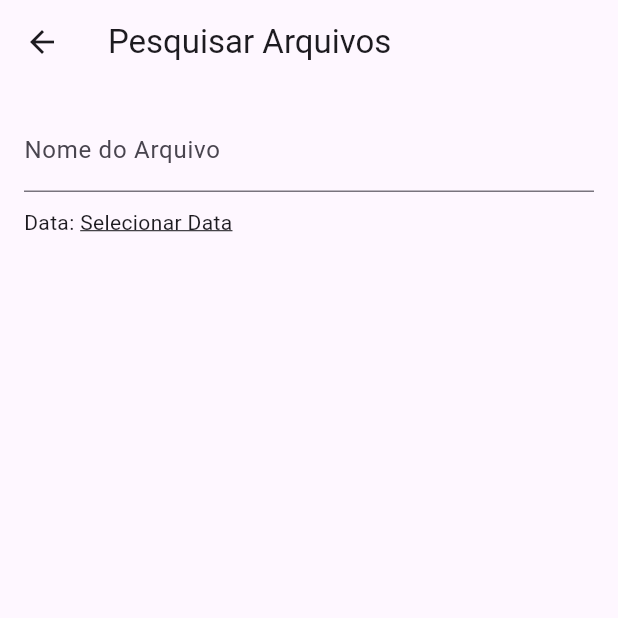
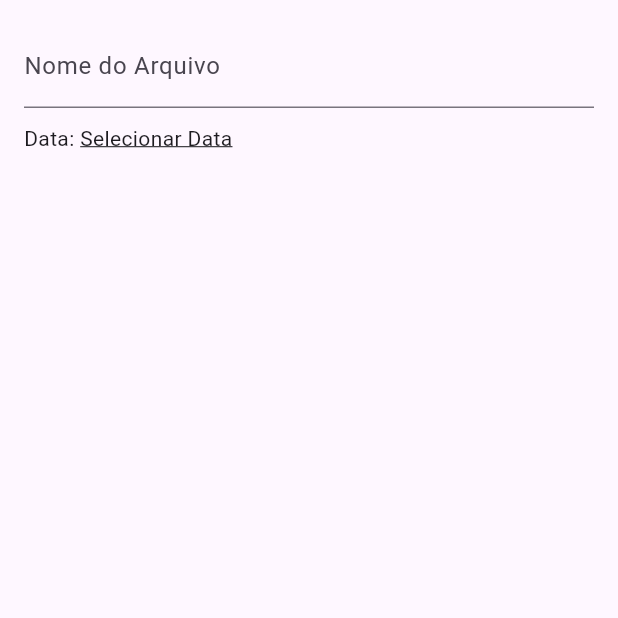
Before and after one commit to DevRamias/ContaOrganiza, a Flutter app: the Pesquisar screen opened directly with empty values, on a phone screen of 412 x 824 dp, the top half of it. Run offline on Flutter 3.47's test engine with Material 3 defaults, Android fonts, the phone set to English and light mode, and no system bars; our stand-ins replace file_picker, image_picker, reorderable_grid_view; project files that could hold a hidden picture were left out.

Commit message:
AppBar Apagada
da tela de pesquisar

```diff
--- a/conta_organiza/lib/Telas/Pesquisar.dart
+++ b/conta_organiza/lib/Telas/Pesquisar.dart
@@ -54,9 +54,6 @@ class _PesquisarState extends State<Pesquisar> {
   @override
   Widget build(BuildContext context) {
     return Scaffold(
-      appBar: AppBar(
-        title: Text('Pesquisar Arquivos'),
-      ),
       body: Padding(
         padding: const EdgeInsets.all(16.0),
         child: Column(
```
